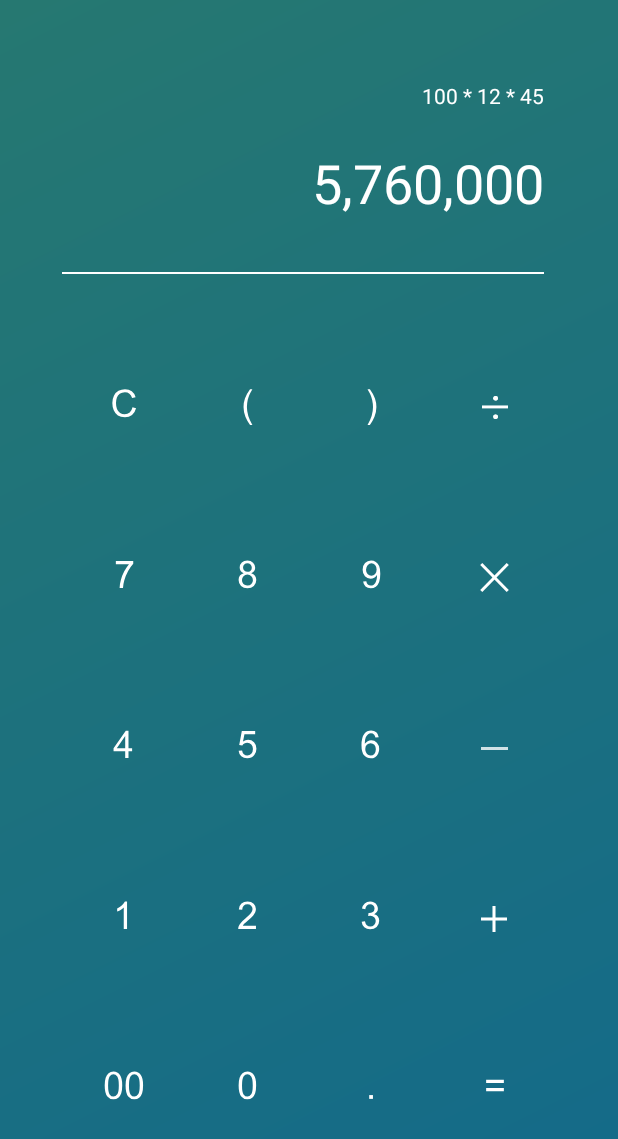
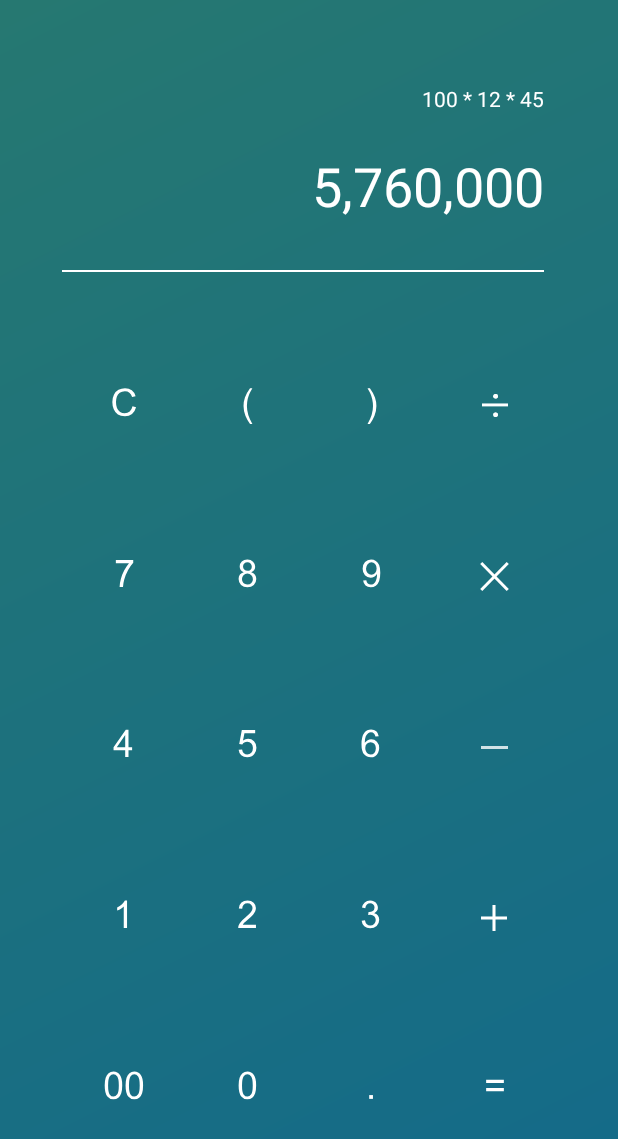
Before and after one commit to Capotasto/Capo-Calculator, an Android app: the screen it shows after launch (MainActivity), on a phone screen of 412 x 824 dp. Shown: the top 1139 px of the screen. Run offline under Robolectric (Android 15) with nearby library versions, the phone set to English and light mode, and no system bars; our stand-ins replace data binding.

Commit message:
Added readme and refactor layout

```diff
--- a/app/src/main/res/layout/activity_main.xml
+++ b/app/src/main/res/layout/activity_main.xml
@@ -16,22 +16,25 @@
         <TextView
             android:id="@+id/textView2"
             android:text="100 * 12 * 45"
-            android:layout_width="wrap_content"
+            android:layout_width="0dp"
             android:layout_height="wrap_content"
-            android:layout_marginEnd="8dp"
-            android:layout_marginTop="54dp"
+            android:layout_marginEnd="@dimen/element_spacing_normal"
+            android:layout_marginTop="@dimen/view_size_large"
             android:textColor="@color/White"
             app:layout_constraintTop_toTopOf="parent"
             app:layout_constraintEnd_toStartOf="@+id/guide_right"
+            app:layout_constraintStart_toStartOf="@+id/guide_left"
+            android:layout_marginStart="8dp"
+            android:textAlignment="viewEnd"
             />
 
         <TextView
             android:id="@+id/result_text"
             android:layout_width="0dp"
             android:layout_height="wrap_content"
-            android:layout_marginTop="24dp"
-            android:layout_marginEnd="8dp"
-            android:layout_marginStart="8dp"
+            android:layout_marginTop="@dimen/element_spacing_xlarge"
+            android:layout_marginEnd="@dimen/element_spacing_normal"
+            android:layout_marginStart="@dimen/element_spacing_normal"
             android:textColor="@color/White"
             android:text="5,760,000"
             android:textSize="36sp"
@@ -45,20 +48,20 @@
             android:id="@+id/border"
             android:layout_width="0dp"
             android:layout_height="1dp"
+            android:layout_marginEnd="@dimen/element_spacing_normal"
+            android:layout_marginTop="@dimen/element_spacing_xxlarge"
             android:background="@color/White"
-            android:layout_marginEnd="8dp"
             app:layout_constraintStart_toStartOf="@+id/guide_left"
             app:layout_constraintEnd_toStartOf="@+id/guide_right"
             app:layout_constraintTop_toBottomOf="@+id/result_text"
-            android:layout_marginTop="35dp"
             />
 
         <ImageButton
+            android:id="@+id/btn_7"
             android:layout_width="0dp"
             android:layout_height="0dp"
             android:src="@drawable/n_7"
             style="@style/CalcButton"
-            android:id="@+id/btn_7"
             app:layout_constraintStart_toEndOf="@+id/guide_left"
             app:layout_constraintHorizontal_bias="0.5"
             app:layout_constraintEnd_toStartOf="@+id/btn_8"
@@ -67,11 +70,11 @@
             />
 
         <ImageButton
+            android:id="@+id/btn_5"
             android:layout_width="0dp"
             android:layout_height="0dp"
             android:src="@drawable/n_5"
             style="@style/CalcButton"
-            android:id="@+id/btn_5"
             app:layout_constraintStart_toEndOf="@+id/btn_4"
             app:layout_constraintHorizontal_bias="0.5"
             app:layout_constraintEnd_toStartOf="@+id/btn_6"
@@ -80,11 +83,11 @@
             />
 
         <ImageButton
+            android:id="@+id/btn_c"
             android:layout_width="0dp"
             android:layout_height="0dp"
             android:src="@drawable/c"
             style="@style/CalcButton"
-            android:id="@+id/btn_c"
             app:layout_constraintStart_toEndOf="@+id/guide_left"
             app:layout_constraintHorizontal_bias="0.5"
             app:layout_constraintEnd_toStartOf="@+id/bracket_open"
@@ -94,11 +97,11 @@
             />
 
         <ImageButton
+            android:id="@+id/btn_2"
             android:layout_width="0dp"
             android:layout_height="0dp"
             android:src="@drawable/n_2"
             style="@style/CalcButton"
-            android:id="@+id/btn_2"
             app:layout_constraintStart_toEndOf="@+id/btn_1"
             app:layout_constraintHorizontal_bias="0.5"
             app:layout_constraintEnd_toStartOf="@+id/btn_3"
@@ -107,11 +110,11 @@
             />
 
         <ImageButton
+            android:id="@+id/btn_00"
             android:layout_width="0dp"
             android:layout_height="0dp"
             android:src="@drawable/n_00"
             style="@style/CalcButton"
-            android:id="@+id/btn_00"
             app:layout_constraintStart_toStartOf="@+id/guide_left"
             app:layout_constraintHorizontal_bias="0.5"
             app:layout_constraintEnd_toStartOf="@+id/btn_0"
@@ -120,11 +123,11 @@
             />
 
         <ImageButton
+            android:id="@+id/bracket_open"
             android:layout_width="0dp"
             android:layout_height="0dp"
             android:src="@drawable/brachet_open"
             style="@style/CalcButton"
-            android:id="@+id/bracket_open"
             app:layout_constraintStart_toEndOf="@+id/btn_c"
             app:layout_constraintHorizontal_bias="0.5"
             app:layout_constraintEnd_toStartOf="@+id/bracket_close"
@@ -134,11 +137,11 @@
             />
 
         <ImageButton
+            android:id="@+id/btn_8"
             android:layout_width="0dp"
             android:layout_height="0dp"
             android:src="@drawable/n_8"
             style="@style/CalcButton"
-            android:id="@+id/btn_8"
             app:layout_constraintStart_toEndOf="@+id/btn_7"
             app:layout_constraintHorizontal_bias="0.5"
             app:layout_constraintEnd_toStartOf="@+id/btn_9"
@@ -147,11 +150,11 @@
             />
 
         <ImageButton
+            android:id="@+id/btn_4"
             android:layout_width="0dp"
             android:layout_height="0dp"
             android:src="@drawable/n_4"
             style="@style/CalcButton"
-            android:id="@+id/btn_4"
             app:layout_constraintStart_toEndOf="@+id/guide_left"
             app:layout_constraintHorizontal_bias="0.5"
             app:layout_constraintEnd_toStartOf="@+id/btn_5"
@@ -160,11 +163,11 @@
             />
 
         <ImageButton
+            android:id="@+id/btn_0"
             android:layout_width="0dp"
             android:layout_height="0dp"
             android:src="@drawable/n_0"
             style="@style/CalcButton"
-            android:id="@+id/btn_0"
             app:layout_constraintStart_toEndOf="@+id/btn_00"
             app:layout_constraintHorizontal_bias="0.5"
             app:layout_constraintEnd_toStartOf="@+id/btn_dot"
@@ -173,11 +176,11 @@
             />
 
         <ImageButton
+            android:id="@+id/btn_dot"
             android:layout_width="0dp"
             android:layout_height="0dp"
             android:src="@drawable/dot"
             style="@style/CalcButton"
-            android:id="@+id/btn_dot"
             app:layout_constraintStart_toEndOf="@+id/btn_0"
             app:layout_constraintHorizontal_bias="0.5"
             app:layout_constraintEnd_toStartOf="@+id/equal"
@@ -186,11 +189,11 @@
             />
 
         <ImageButton
+            android:id="@+id/devide"
             android:layout_width="0dp"
             android:layout_height="0dp"
             android:src="@drawable/divide"
             style="@style/CalcButton"
-            android:id="@+id/devide"
             app:layout_constraintStart_toEndOf="@+id/bracket_close"
             app:layout_constraintHorizontal_bias="0.5"
             app:layout_constraintEnd_toStartOf="@+id/guide_right"
@@ -200,11 +203,11 @@
             />
 
         <ImageButton
+            android:id="@+id/multiply"
             android:layout_width="0dp"
             android:layout_height="0dp"
             android:src="@drawable/multiply"
             style="@style/CalcButton"
-            android:id="@+id/multiply"
             app:layout_constraintStart_toEndOf="@+id/btn_9"
             app:layout_constraintHorizontal_bias="0.5"
             app:layout_constraintEnd_toStartOf="@+id/guide_right"
@@ -213,11 +216,11 @@
             />
 
         <ImageButton
+            android:id="@+id/btn_6"
             android:layout_width="0dp"
             android:layout_height="0dp"
             android:src="@drawable/n_6"
             style="@style/CalcButton"
-            android:id="@+id/btn_6"
             app:layout_constraintStart_toEndOf="@+id/btn_5"
             app:layout_constraintHorizontal_bias="0.5"
             app:layout_constraintEnd_toStartOf="@+id/minus"
@@ -226,11 +229,11 @@
             />
 
         <ImageButton
+            android:id="@+id/plus"
             android:layout_width="0dp"
             android:layout_height="0dp"
             android:src="@drawable/plus"
             style="@style/CalcButton"
-            android:id="@+id/plus"
             app:layout_constraintStart_toEndOf="@+id/btn_3"
             app:layout_constraintHorizontal_bias="0.5"
             app:layout_constraintEnd_toStartOf="@+id/guide_right"
@@ -239,11 +242,11 @@
             />
 
         <ImageButton
+            android:id="@+id/equal"
             android:layout_width="0dp"
             android:layout_height="0dp"
             android:src="@drawable/equal"
             style="@style/CalcButton"
-            android:id="@+id/equal"
             app:layout_constraintStart_toEndOf="@+id/btn_dot"
             app:layout_constraintHorizontal_bias="0.5"
             app:layout_constraintEnd_toStartOf="@+id/guide_right"
@@ -252,11 +255,11 @@
             />
 
         <ImageButton
+            android:id="@+id/bracket_close"
             android:layout_width="0dp"
             android:layout_height="0dp"
             android:src="@drawable/bracket_close"
             style="@style/CalcButton"
-            android:id="@+id/bracket_close"
             app:layout_constraintStart_toEndOf="@+id/bracket_open"
             app:layout_constraintHorizontal_bias="0.5"
             app:layout_constraintEnd_toStartOf="@+id/devide"
@@ -266,11 +269,11 @@
             />
 
         <ImageButton
+            android:id="@+id/btn_9"
             android:layout_width="0dp"
             android:layout_height="0dp"
             android:src="@drawable/n_9"
             style="@style/CalcButton"
-            android:id="@+id/btn_9"
             app:layout_constraintStart_toEndOf="@+id/btn_8"
             app:layout_constraintHorizontal_bias="0.5"
             app:layout_constraintEnd_toStartOf="@+id/multiply"
@@ -279,11 +282,11 @@
             />
 
         <ImageButton
+            android:id="@+id/btn_1"
             android:layout_width="0dp"
             android:layout_height="0dp"
             android:src="@drawable/n_1"
             style="@style/CalcButton"
-            android:id="@+id/btn_1"
             app:layout_constraintStart_toEndOf="@+id/guide_left"
             app:layout_constraintHorizontal_bias="0.5"
             app:layout_constraintEnd_toStartOf="@+id/btn_2"
@@ -292,11 +295,11 @@
             />
 
         <ImageButton
+            android:id="@+id/minus"
             android:layout_width="0dp"
             android:layout_height="0dp"
             android:src="@drawable/minus"
             style="@style/CalcButton"
-            android:id="@+id/minus"
             app:layout_constraintStart_toEndOf="@+id/btn_6"
             app:layout_constraintHorizontal_bias="0.5"
             app:layout_constraintEnd_toStartOf="@+id/guide_right"
@@ -305,11 +308,11 @@
             />
 
         <ImageButton
+            android:id="@+id/btn_3"
             android:layout_width="0dp"
             android:layout_height="0dp"
             android:src="@drawable/n_3"
             style="@style/CalcButton"
-            android:id="@+id/btn_3"
             app:layout_constraintStart_toEndOf="@+id/btn_2"
             app:layout_constraintHorizontal_bias="0.5"
             app:layout_constraintEnd_toStartOf="@+id/plus"
```
Also changed, not shown: 1 other file.
